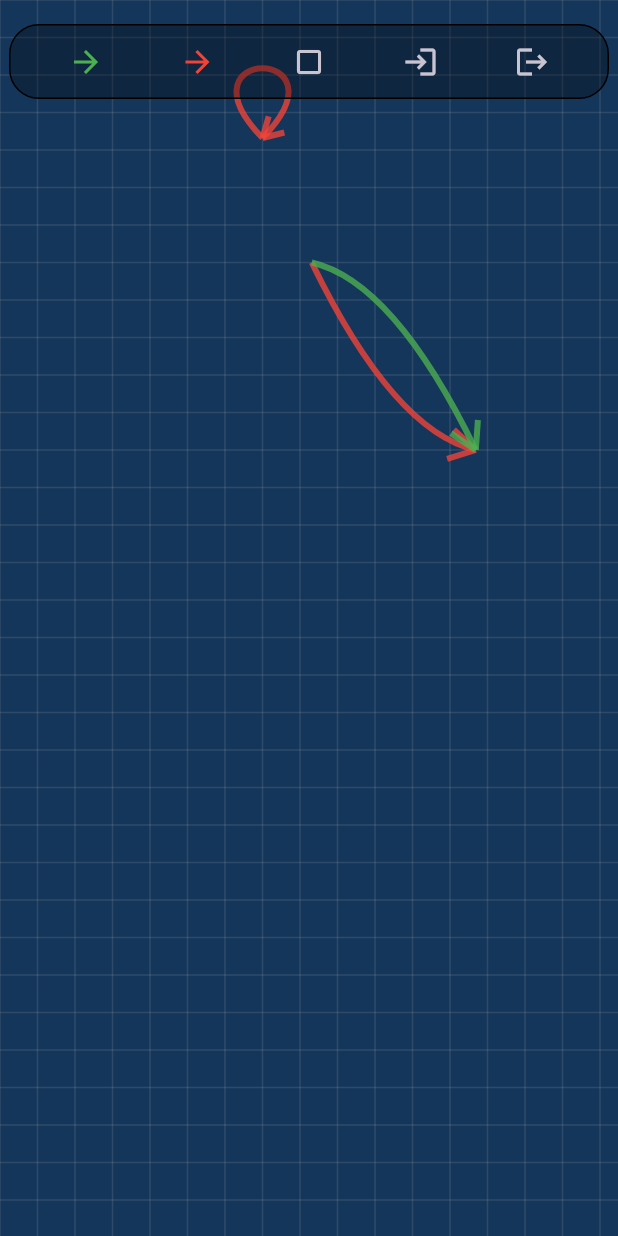
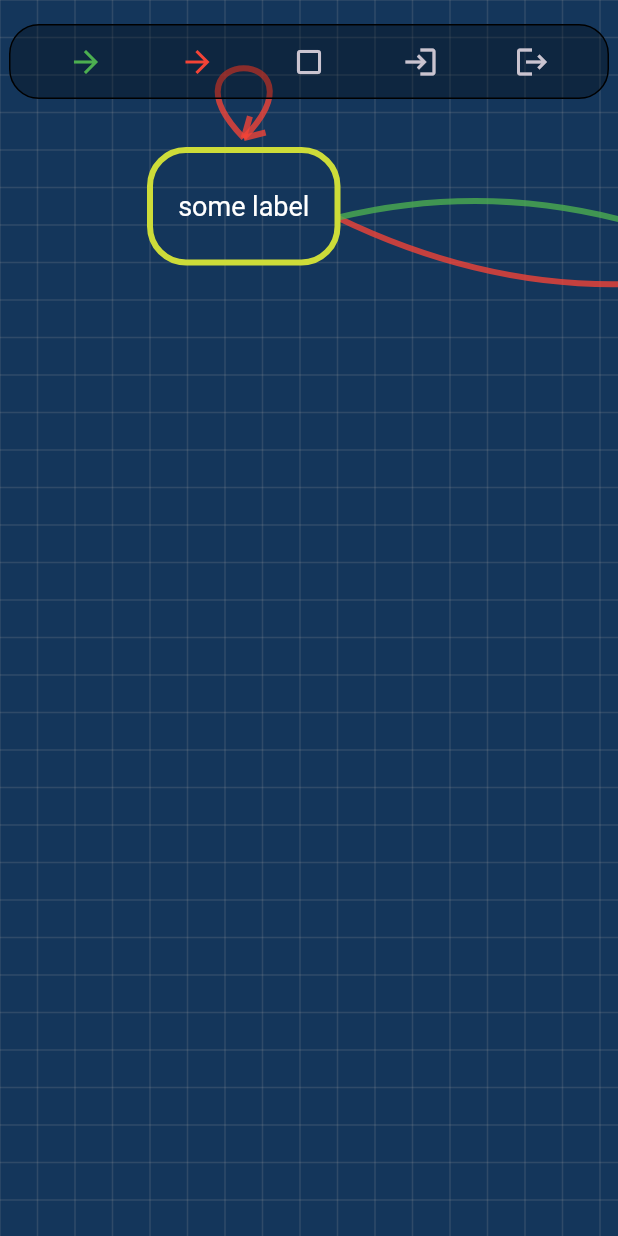
Before and after one commit to zspiler/diftam_editor, a Flutter app: the screen it shows after launch, on a phone screen of 412 x 824 dp. Run offline on Flutter 3.47's test engine with Material 3 defaults, Android fonts, the phone set to English and light mode, and no system bars; statements that could not run were skipped.

Commit message:
Improve node creation - user can create tag node with optional label, entry/exit nodes by choosing from predefined descriptors

```diff
--- a/lib/common.dart
+++ b/lib/common.dart
@@ -1,17 +1,6 @@
-import 'dart:math';
 import 'package:flutter/material.dart';
 
 const gridSize = 25;
-
-enum NodeType {
-  entry('Entry'),
-  exit('Exit'),
-  tag('Tag');
-
-  final String value;
-
-  const NodeType(this.value);
-}
 
 enum EdgeType {
   oblivious('Oblivious'),
@@ -22,18 +11,72 @@ enum EdgeType {
   const EdgeType(this.value);
 }
 
+enum NodeType {
+  tag('Tag'),
+  entry('Entry'),
+  exit('Exit');
+
+  final String value;
+
+  const NodeType(this.value);
+}
+
 abstract class GraphObject {}
 
-class Node implements GraphObject {
-  String id;
+abstract class Node implements GraphObject {
   Offset position;
-  final NodeType type;
 
-  Node(this.id, this.position, this.type);
+  Node(this.position);
+
+  String get label;
 
   @override
-  String toString() {
-    return 'Node{$id, ${type.value}}';
+  String toString() => toNodeString(); // we want to require that subclasses implement their own toString method
+
+  String toNodeString();
+}
+
+class TagNode extends Node {
+  final String id;
+  String? name;
+
+  TagNode(Offset position, this.id, [this.name]) : super(position);
+
+  @override
+  String get label => name ?? id;
+
+  @override
+  String toNodeString() {
+    return 'TagNode{$id, $label}';
+  }
+}
+
+// TODO combine EntryNode, ExitNode?
+class EntryNode extends Node {
+  String descriptor;
+
+  EntryNode(Offset position, this.descriptor) : super(position);
+
+  @override
+  String get label => descriptor;
+
+  @override
+  String toNodeString() {
+    return 'EntryNode{$descriptor}';
+  }
+}
+
+class ExitNode extends Node {
+  String descriptor;
+
+  ExitNode(Offset position, this.descriptor) : super(position);
+
+  @override
+  String get label => descriptor;
+
+  @override
+  String toNodeString() {
+    return 'ExitNode{$descriptor}';
   }
 }
 
@@ -47,19 +90,19 @@ class Edge implements GraphObject {
   }
 
   void _validate(Node source, Node target) {
-    if (source == target && source.type != NodeType.tag) {
+    if (source == target && source is! TagNode) {
       throw ArgumentError("Only 'Tag' node can connect with itself");
     }
 
-    if (source.type == NodeType.entry && target.type != NodeType.tag) {
+    if (source is EntryNode && target is! TagNode) {
       throw ArgumentError("'Entry' node can only connect into 'Tag' node!");
     }
 
-    if (source.type == NodeType.exit) {
+    if (source is ExitNode) {
       throw ArgumentError("'Exit' node cannot have any outgoing edges!");
     }
 
-    if (target.type == NodeType.entry) {
+    if (target is EntryNode) {
       throw ArgumentError("'Entry' node cannot have any incoming edges!");
     }
   }
@@ -69,34 +112,3 @@ class Edge implements GraphObject {
     return 'Edge{source: $source, target: $target, type: ${type.value}}';
   }
 }
-
-class Utils {
-  static double snapToGrid(double value, int gridSize) {
-    return (value / gridSize).round() * gridSize * 1.0;
-  }
-
-  static String generateRandomString(int len) {
-    var r = Random();
-    const _chars = 'AaBbCcDdEeFfGgHhIiJjKkLlMmNnOoPpQqRrSsTtUuVvWwXxYyZz1234567890';
-    return List.generate(len, (index) => _chars[r.nextInt(_chars.length)]).join();
-  }
-
-  static bool isPointNearBezierPath(Offset point, Path path) {
-    const step = 0.05;
-    const threshold = 15;
-    // approximate the Bezier curve with line segments
-    final pathMetrics = path.computeMetrics();
-    for (final pathMetric in pathMetrics) {
-      for (double t = 0.0; t < 1.0; t += step) {
-        var tangent = pathMetric.getTangentForOffset(pathMetric.length * t);
-        if (tangent != null) {
-          double distance = (tangent.position - point).distance;
-          if (distance < threshold) {
-            return true;
-          }
-        }
-      }
-    }
-    return false;
-  }
-}
--- a/lib/edge_painter.dart
+++ b/lib/edge_painter.dart
@@ -3,6 +3,7 @@ import 'dart:math';
 
 import 'node_painter.dart';
 import 'common.dart';
+import 'utils.dart';
 
 enum EdgeShape {
   straight,
@@ -98,7 +99,7 @@ class EdgePainter {
     final nodeX = Utils.snapToGrid(node.position.dx, gridSize);
     final nodeY = Utils.snapToGrid(node.position.dy, gridSize);
 
-    final (nodeWidth, _) = NodePainter.calculateNodeBoxSize(node.id);
+    final (nodeWidth, _) = NodePainter.calculateNodeBoxSize(node);
 
     final boxTopCenterX = nodeX + nodeWidth / 2;
     final boxTopCenterY = nodeY;
@@ -137,8 +138,8 @@ class EdgePainter {
     final x2 = Utils.snapToGrid(node2.position.dx, gridSize);
     final y2 = Utils.snapToGrid(node2.position.dy, gridSize);
 
-    final (node1Width, node1Height) = NodePainter.calculateNodeBoxSize(node1.id);
-    final (node2Width, node2Height) = NodePainter.calculateNodeBoxSize(node2.id);
+    final (node1Width, node1Height) = NodePainter.calculateNodeBoxSize(node1);
+    final (node2Width, node2Height) = NodePainter.calculateNodeBoxSize(node2);
 
     final node1Offset = Offset(x1 + node1Width / 2, y1 + node1Height / 2);
     final node2Offset = Offset(x2 + node2Width / 2, y2 + node2Height / 2);
--- a/lib/node_painter.dart
+++ b/lib/node_painter.dart
@@ -1,29 +1,33 @@
 import 'package:flutter/material.dart';
 import 'dart:math';
-
 import 'common.dart';
+import 'utils.dart';
 
 class NodePainter {
   static const strokeWidth = 4.0;
   static const textStyle = TextStyle(color: Colors.white, fontSize: 18);
 
-  static Radius getNodeRadius(NodeType nodeType) {
-    return nodeType == NodeType.tag ? const Radius.circular(24) : const Radius.circular(2);
+  static Radius getNodeRadius(Node node) {
+    return node.runtimeType == TagNode ? const Radius.circular(24) : const Radius.circular(2);
   }
 
-  static Paint getNodePaintStyle(NodeType nodeType, {bool isSelected = false}) {
-    final color = isSelected
-        ? Colors.white
-        : switch (nodeType) {
-            NodeType.tag => Colors.lime,
-            NodeType.entry => Colors.grey,
-            NodeType.exit => const Color.fromARGB(255, 96, 96, 96),
-          };
+  static Color getNodeColor(Node node) {
+    final Color nodeColor;
+    if (node.runtimeType == TagNode) {
+      nodeColor = Colors.lime;
+    } else if (node.runtimeType == EntryNode) {
+      nodeColor = Colors.grey;
+    } else {
+      nodeColor = const Color.fromARGB(255, 96, 96, 96);
+    }
+    return nodeColor;
+  }
 
+  static Paint getNodePaintStyle(Node node, {bool isSelected = false}) {
     return Paint()
       ..style = PaintingStyle.stroke
       ..strokeWidth = strokeWidth
-      ..color = color;
+      ..color = isSelected ? Colors.white : getNodeColor(node);
   }
 
   static void drawNode(Canvas canvas, Node node, {bool isSelected = false}) {
@@ -32,12 +36,12 @@ class NodePainter {
     x = Utils.snapToGrid(x, gridSize);
     y = Utils.snapToGrid(y, gridSize);
 
-    final (boxWidth, boxHeight) = calculateNodeBoxSize(node.id);
+    final (boxWidth, boxHeight) = calculateNodeBoxSize(node);
 
-    canvas.drawRRect(RRect.fromRectAndRadius(Rect.fromLTWH(x, y, boxWidth, boxHeight), getNodeRadius(node.type)),
-        getNodePaintStyle(node.type, isSelected: isSelected));
+    canvas.drawRRect(RRect.fromRectAndRadius(Rect.fromLTWH(x, y, boxWidth, boxHeight), getNodeRadius(node)),
+        getNodePaintStyle(node, isSelected: isSelected));
 
-    drawText(canvas, x, y, node.id, node);
+    drawText(canvas, x, y, node.label, node);
   }
 
   static TextPainter getNodeTextPainter(String nodeId) {
@@ -51,8 +55,8 @@ class NodePainter {
     return textPainter;
   }
 
-  static (double width, double height) calculateNodeBoxSize(String nodeId) {
-    var boxWidth = min(getNodeTextPainter(nodeId).width, 100) + 50.0;
+  static (double width, double height) calculateNodeBoxSize(Node node) {
+    var boxWidth = min(getNodeTextPainter(node.label).width, 100) + 50.0;
     var boxHeight = 75.0;
 
     boxWidth = Utils.snapToGrid(boxWidth, gridSize);
@@ -61,11 +65,10 @@ class NodePainter {
   }
 
   static void drawText(Canvas canvas, double x, double y, String text, Node node) {
-    final (boxWidth, boxHeight) = calculateNodeBoxSize(node.id);
+    final (boxWidth, boxHeight) = calculateNodeBoxSize(node);
 
-    final textPainter = getNodeTextPainter(node.id);
+    final textPainter = getNodeTextPainter(text);
 
-    textPainter.paint(
-        canvas, Offset(x + boxWidth / 2 - textPainter.width * 0.5, y + boxHeight / 2 - textPainter.height * 0.5));
+    textPainter.paint(canvas, Offset(x + boxWidth / 2 - textPainter.width * 0.5, y + boxHeight / 2 - textPainter.height * 0.5));
   }
 }
--- a/lib/ui/confirmation_dialog.dart
+++ /dev/null
@@ -1,35 +0,0 @@
-import 'package:flutter/material.dart';
-
-class ConfirmationDialog {
-  static void show(BuildContext context,
-      {String? confirmButtonText, String? cancelButtonText, required String title, required Function onConfirm}) {
-    Widget continueButton = TextButton(
-      child: Text(confirmButtonText ?? "OK"),
-      onPressed: () {
-        onConfirm();
-        Navigator.of(context).pop();
-      },
-    );
-
-    Widget cancelButton = TextButton(
-      child: Text(cancelButtonText ?? "Cancel"),
-      onPressed: () {
-        Navigator.of(context).pop();
-      },
-    );
-
-    AlertDialog alert = AlertDialog(
-      title: Text("Alert"),
-      content: Text(title),
-      actions: [
-        cancelButton,
-        continueButton,
-      ],
-    );
-
-    showDialog(
-      context: context,
-      builder: (BuildContext context) => alert,
-    );
-  }
-}
```
Also changed, not shown: lib/graph.dart (+70 -17 lines), lib/ui/custom_dialog.dart (added, +136 -0 lines), lib/utils.dart (added, +34 -0 lines).
